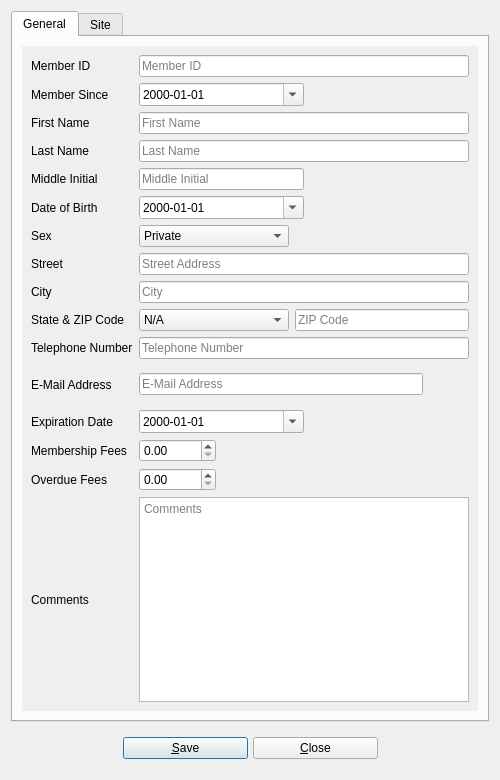
Above: UI/biblioteq_userinfo.ui from textbrowser/biblioteq before the change. Below: the same form after it.
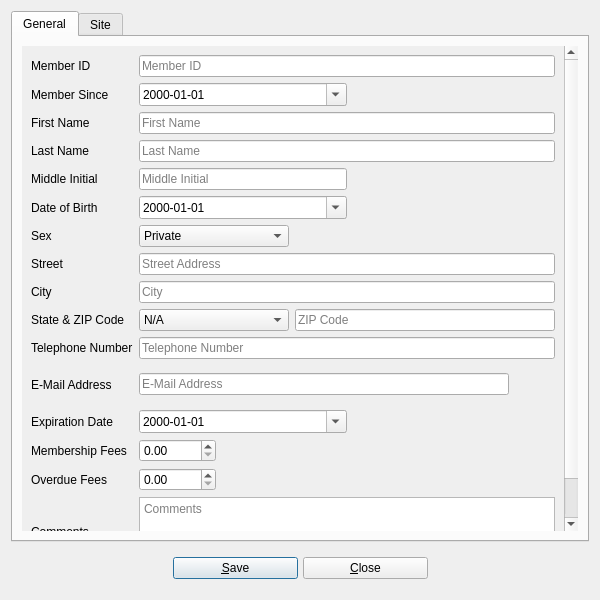
That is the form after the change. Icons and pictures are not drawn.

Patch:
```diff
--- a/UI/biblioteq_userinfo.ui
+++ b/UI/biblioteq_userinfo.ui
@@ -6,8 +6,8 @@
    <rect>
     <x>0</x>
     <y>0</y>
-    <width>500</width>
-    <height>780</height>
+    <width>600</width>
+    <height>600</height>
    </rect>
   </property>
   <property name="windowTitle">
@@ -41,7 +41,7 @@
            <rect>
             <x>0</x>
             <y>0</y>
-            <width>447</width>
+            <width>547</width>
             <height>695</height>
            </rect>
           </property>
```
